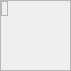
Old version of the form imgwin.ui in the repository zjucsxxd/Qt-Image-Viewer-1.
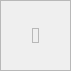
New version of the form. Custom widgets are drawn as their Qt base class.

Commit message: Add toolbar (with zoom slider) and improve the zoom dialog

The edit to the form file:
```diff
--- a/imgwin.ui
+++ b/imgwin.ui
@@ -10,11 +10,14 @@
     <height>71</height>
    </rect>
   </property>
+  <property name="alignment">
+   <set>Qt::AlignCenter</set>
+  </property>
   <widget class="QWidget" name="scrollAreaWidgetContents">
    <property name="geometry">
     <rect>
-     <x>0</x>
-     <y>0</y>
+     <x>31</x>
+     <y>27</y>
      <width>7</width>
      <height>15</height>
     </rect>
@@ -52,9 +55,6 @@
       <property name="scaledContents">
        <bool>true</bool>
       </property>
-      <property name="alignment">
-       <set>Qt::AlignLeading|Qt::AlignLeft|Qt::AlignTop</set>
-      </property>
      </widget>
     </item>
    </layout>
```
The commit also changes 6 other files.
